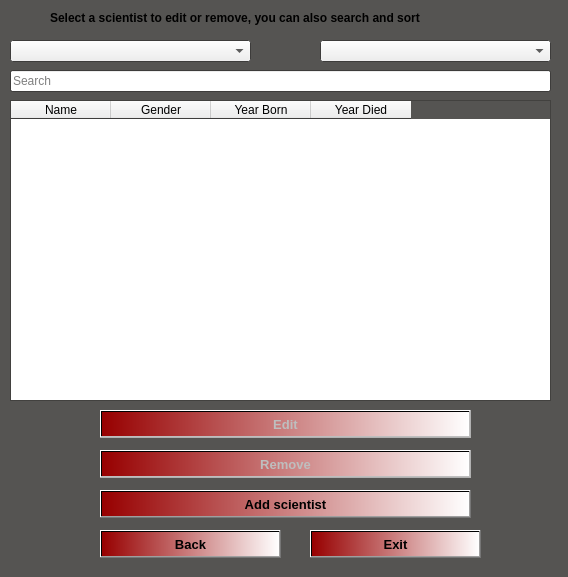
This is EndurvinnslustöðATeam/Skil3/Ui/scientistsdisplay.ui in trunti/verklegtn-m as Qt 5 draws it before an edit. The edited form follows.
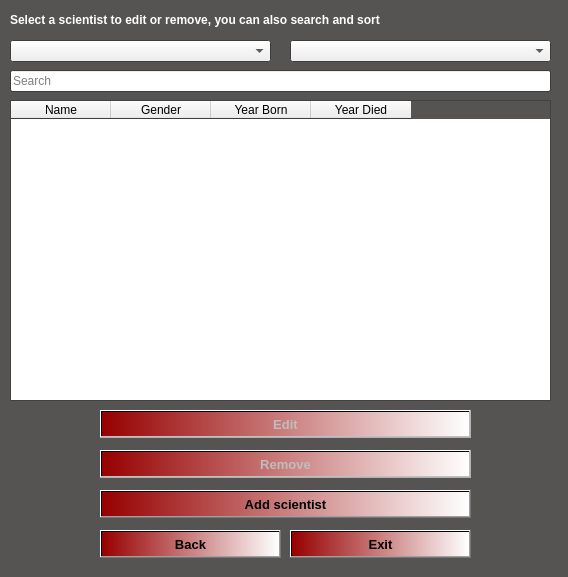
This is the edited form. Icons and pictures are not drawn.

```diff
--- a/EndurvinnslustöðATeam/Skil3/Ui/scientistsdisplay.ui
+++ b/EndurvinnslustöðATeam/Skil3/Ui/scientistsdisplay.ui
@@ -228,9 +228,9 @@
   <widget class="QPushButton" name="Button_exit">
    <property name="geometry">
     <rect>
-     <x>310</x>
+     <x>290</x>
      <y>530</y>
-     <width>171</width>
+     <width>181</width>
      <height>28</height>
     </rect>
    </property>
@@ -253,7 +253,7 @@
     <rect>
      <x>10</x>
      <y>40</y>
-     <width>241</width>
+     <width>261</width>
      <height>22</height>
     </rect>
    </property>
@@ -261,9 +261,9 @@
   <widget class="QComboBox" name="dropdown_order_by_ascending">
    <property name="geometry">
     <rect>
-     <x>320</x>
+     <x>290</x>
      <y>40</y>
-     <width>231</width>
+     <width>261</width>
      <height>22</height>
     </rect>
    </property>
@@ -271,10 +271,10 @@
   <widget class="QLabel" name="label">
    <property name="geometry">
     <rect>
-     <x>50</x>
+     <x>10</x>
      <y>10</y>
-     <width>501</width>
-     <height>16</height>
+     <width>541</width>
+     <height>20</height>
     </rect>
    </property>
    <property name="font">
@@ -285,7 +285,7 @@
     </font>
    </property>
    <property name="text">
-    <string>&lt;html&gt;&lt;head/&gt;&lt;body&gt;&lt;p&gt;&lt;span style=&quot; font-size:9pt;&quot;&gt;Select a scientist to edit or remove, you can also search and sort&lt;/span&gt;&lt;/p&gt;&lt;/body&gt;&lt;/html&gt;</string>
+    <string>&lt;html&gt;&lt;head/&gt;&lt;body&gt;&lt;p&gt;&lt;span style=&quot; color:#ffffff;&quot;&gt;Select a scientist to edit or remove, you can also search and sort&lt;/span&gt;&lt;/p&gt;&lt;/body&gt;&lt;/html&gt;</string>
    </property>
   </widget>
  </widget>
```
